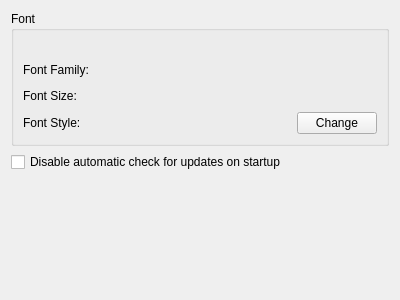
Qt form OTE/src/dialogs/preferences/GeneralConfig.ui (3nock/OTE) before a commit.
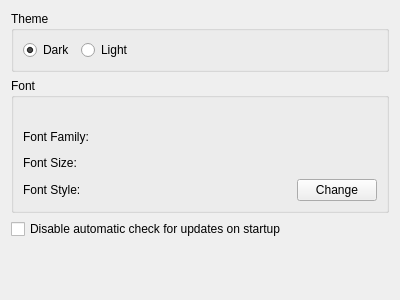
The same form after that commit.

```diff
--- a/OTE/src/dialogs/preferences/GeneralConfig.ui
+++ b/OTE/src/dialogs/preferences/GeneralConfig.ui
@@ -14,6 +14,45 @@
    <string>Form</string>
   </property>
   <layout class="QVBoxLayout" name="verticalLayout_2">
+   <item>
+    <widget class="QGroupBox" name="groupBox_2">
+     <property name="title">
+      <string>Theme</string>
+     </property>
+     <layout class="QHBoxLayout" name="horizontalLayout_4">
+      <item>
+       <widget class="QRadioButton" name="radioButtonDarkTheme">
+        <property name="text">
+         <string>Dark</string>
+        </property>
+        <property name="checked">
+         <bool>true</bool>
+        </property>
+       </widget>
+      </item>
+      <item>
+       <widget class="QRadioButton" name="radioButtonLightTheme">
+        <property name="text">
+         <string>Light</string>
+        </property>
+       </widget>
+      </item>
+      <item>
+       <spacer name="horizontalSpacer_4">
+        <property name="orientation">
+         <enum>Qt::Horizontal</enum>
+        </property>
+        <property name="sizeHint" stdset="0">
+         <size>
+          <width>256</width>
+          <height>20</height>
+         </size>
+        </property>
+       </spacer>
+      </item>
+     </layout>
+    </widget>
+   </item>
    <item>
     <widget class="QGroupBox" name="groupBox">
      <property name="title">
```
